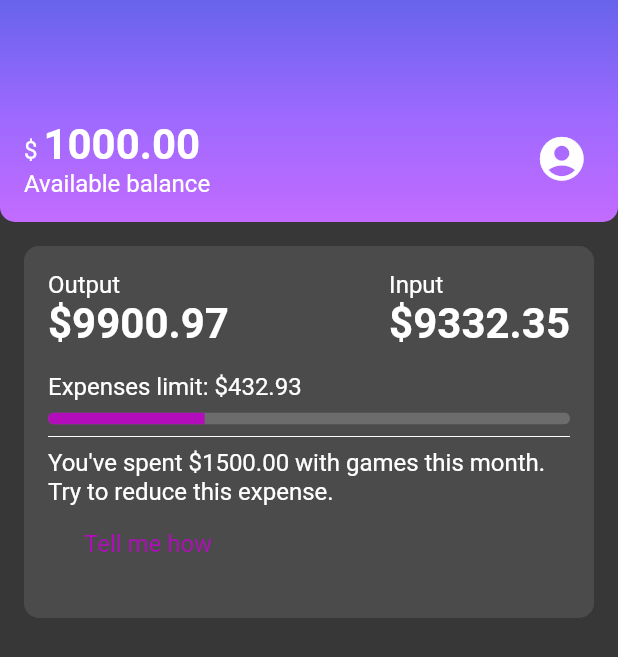
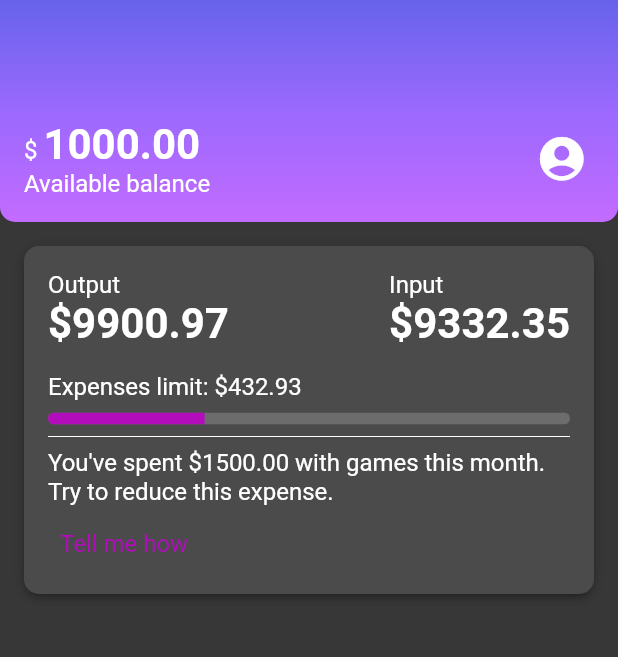
Before and after one commit to yukasolano/alurabank, a Flutter app: the screen it shows after launch, on a phone screen of 412 x 824 dp. Shown: the top 657 px of the screen. Run offline on Flutter 3.47's test engine with Material 2 defaults, Android fonts, the phone set to English and light mode, and no system bars.

Commit message:
Add box shadow

```diff
--- a/lib/components/box_card.dart
+++ b/lib/components/box_card.dart
@@ -8,9 +8,10 @@ class BoxCard extends StatelessWidget {
   @override
   Widget build(BuildContext context) {
     return Container(
-      decoration: const BoxDecoration(
-          color: Color.fromRGBO(75, 75, 75, 1),
-          borderRadius: BorderRadius.all(Radius.circular(10))),
+      decoration: BoxDecoration(
+          boxShadow: kElevationToShadow[3],
+          color: const Color.fromRGBO(75, 75, 75, 1),
+          borderRadius: BorderRadius.circular(10)),
       padding: const EdgeInsets.all(16),
       child: boxContent,
     );
--- a/lib/components/recent_activities.dart
+++ b/lib/components/recent_activities.dart
@@ -123,7 +123,7 @@ class Tips extends StatelessWidget {
               fontSize: 16, fontWeight: FontWeight.w400, color: Colors.white),
         ),
         Padding(
-          padding: EdgeInsets.fromLTRB(24, 16, 16, 24),
+          padding: EdgeInsets.fromLTRB(8, 16, 16, 8),
           child: Text("Tell me how",
               style: TextStyle(
                 fontSize: 16,
```
